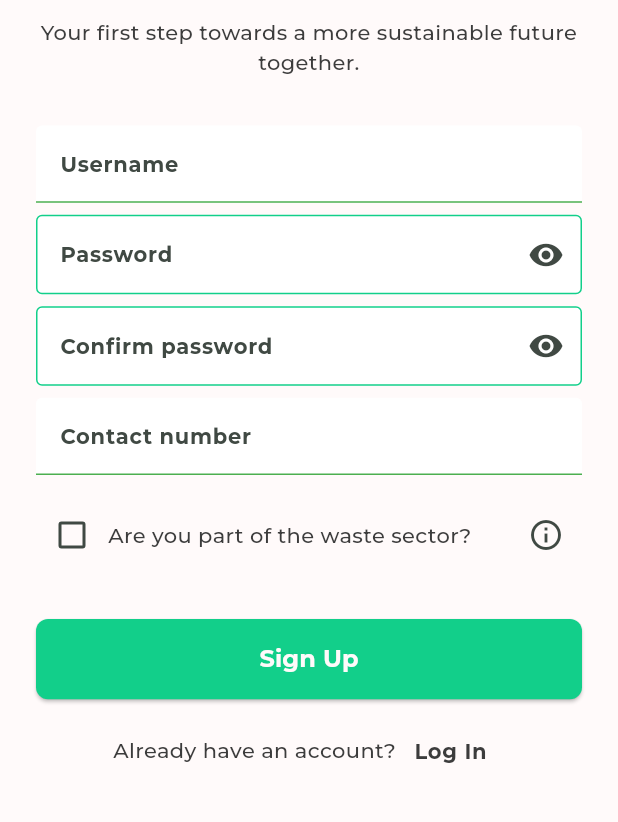
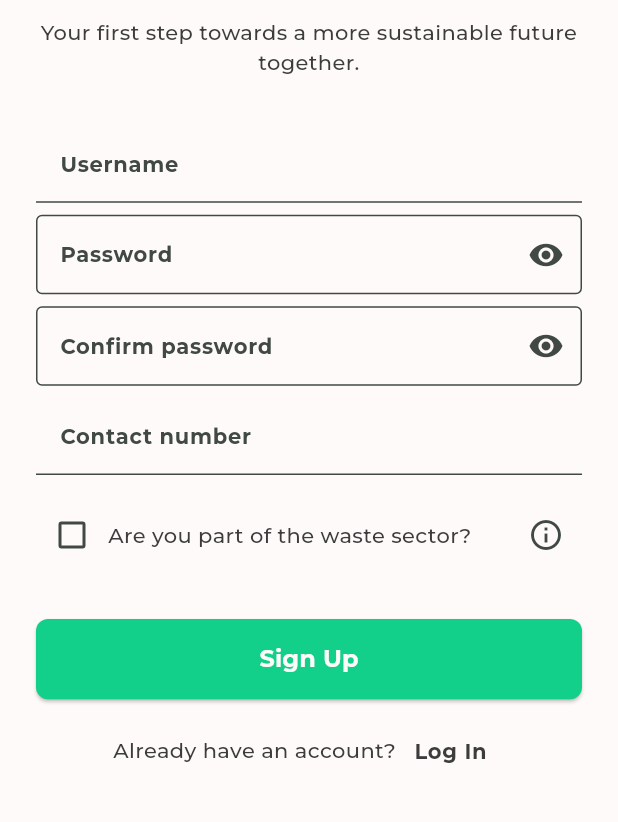
Before and after one commit to simonvque/ISPROJ2REGAIN_MOBILE, a Flutter app: the RegistrationScreen screen opened directly, on a phone screen of 412 x 824 dp, the part 305-1127 px from its top. Run offline on Flutter 3.47's test engine with Material 3 defaults, Android fonts, the phone set to English and light mode, and no system bars; our stand-ins replace carousel_slider, flutter_markdown, flutter_secure_storage, get, get_storage, iconsax_flutter and 2 more; accounts and stored records are empty; network calls fail; project files that could hold a hidden picture were left out.

Commit message:
updated buttons and text fields

```diff
--- a/lib/themes/elements/input fields/regain_textbox.dart
+++ b/lib/themes/elements/input fields/regain_textbox.dart
@@ -5,6 +5,54 @@ import 'package:flutter/material.dart';
 
 import '../../../constants/colors.dart';
 
+
+// class RegainTextbox extends StatelessWidget {
+//   final String? labelText;
+//   final String? hintText;
+//   final Color focusedBorderColor;
+//   final TextInputType keyboardType;
+//   final Widget? prefixIcon;
+//   final Widget? suffixIcon;
+//   final bool isUnderlineBorder;
+//
+//   const RegainTextbox({
+//     Key? key,
+//     this.labelText,
+//     this.hintText,
+//     this.focusedBorderColor = green,
+//     this.keyboardType = TextInputType.text,
+//     this.prefixIcon,
+//     this.suffixIcon,
+//     this.isUnderlineBorder = false, // Default to border on all sides
+//   }) : super(key: key);
+//
+//   @override
+//   Widget build(BuildContext context) {
+//     return TextFormField(
+//       keyboardType: keyboardType,
+//       decoration: InputDecoration(
+//         labelText: labelText,
+//         hintText: hintText,
+//         prefixIcon: prefixIcon,
+//         suffixIcon: suffixIcon,
+//         border: isUnderlineBorder
+//             ? UnderlineInputBorder(
+//           borderSide: BorderSide(color: focusedBorderColor),
+//         )
+//             : OutlineInputBorder(
+//           borderSide: BorderSide(color: focusedBorderColor),
+//         ),
+//         focusedBorder: isUnderlineBorder
+//             ? UnderlineInputBorder(
+//           borderSide: BorderSide(color: focusedBorderColor),
+//         )
+//             : OutlineInputBorder(
+//           borderSide: BorderSide(color: focusedBorderColor),
+//         ),
+//       ),
+//     );
+//   }
+// }
 class RegainTextbox extends StatelessWidget {
   final String? labelText;
   final String? hintText;
@@ -16,21 +64,19 @@ class RegainTextbox extends StatelessWidget {
   final Widget? prefixIcon;
   final Widget? suffixIcon;
   final bool isUnderlineBorder;
-  final bool noBorder;
 
   const RegainTextbox({
     Key? key,
     this.labelText,
     this.hintText,
-    this.focusedBorderColor = Colors.green,
-    this.fontColor = Colors.black,
-    this.iconColor = Colors.black,
-    this.fillColor = Colors.white,
+    this.focusedBorderColor = green,
+    this.fontColor = black,
+    this.iconColor = black,
+    this.fillColor = white,
     this.keyboardType = TextInputType.text,
     this.prefixIcon,
     this.suffixIcon,
-    this.isUnderlineBorder = false,
-    this.noBorder = false,
+    this.isUnderlineBorder = false, // Default to border on all sides
   }) : super(key: key);
 
   @override
@@ -56,33 +102,20 @@ class RegainTextbox extends StatelessWidget {
             : null,
         filled: true,
         fillColor: fillColor,
-        border: noBorder
-            ? InputBorder.none
-            : (isUnderlineBorder
+        border: isUnderlineBorder
             ? UnderlineInputBorder(
           borderSide: BorderSide(color: focusedBorderColor),
         )
             : OutlineInputBorder(
           borderSide: BorderSide(color: focusedBorderColor),
-        )),
-        enabledBorder: noBorder
-            ? InputBorder.none
-            : (isUnderlineBorder
+        ),
+        focusedBorder: isUnderlineBorder
             ? UnderlineInputBorder(
           borderSide: BorderSide(color: focusedBorderColor),
         )
             : OutlineInputBorder(
           borderSide: BorderSide(color: focusedBorderColor),
-        )),
-        focusedBorder: noBorder
-            ? InputBorder.none
-            : (isUnderlineBorder
-            ? UnderlineInputBorder(
-          borderSide: BorderSide(color: focusedBorderColor),
-        )
-            : OutlineInputBorder(
-          borderSide: BorderSide(color: focusedBorderColor),
-        )),
+        ),
       ),
     );
   }
```
